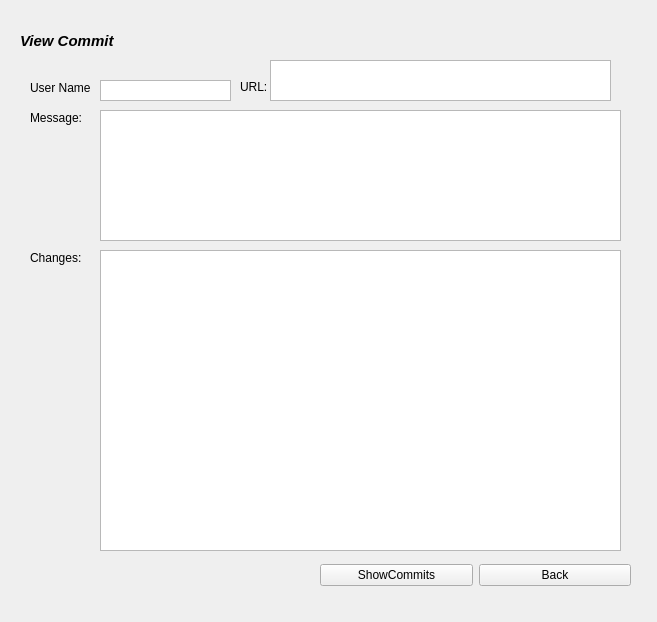
Before: the Qt Designer form CSCI334/viewcommit.ui in mreidss/CSCI334, drawn with Qt 5.
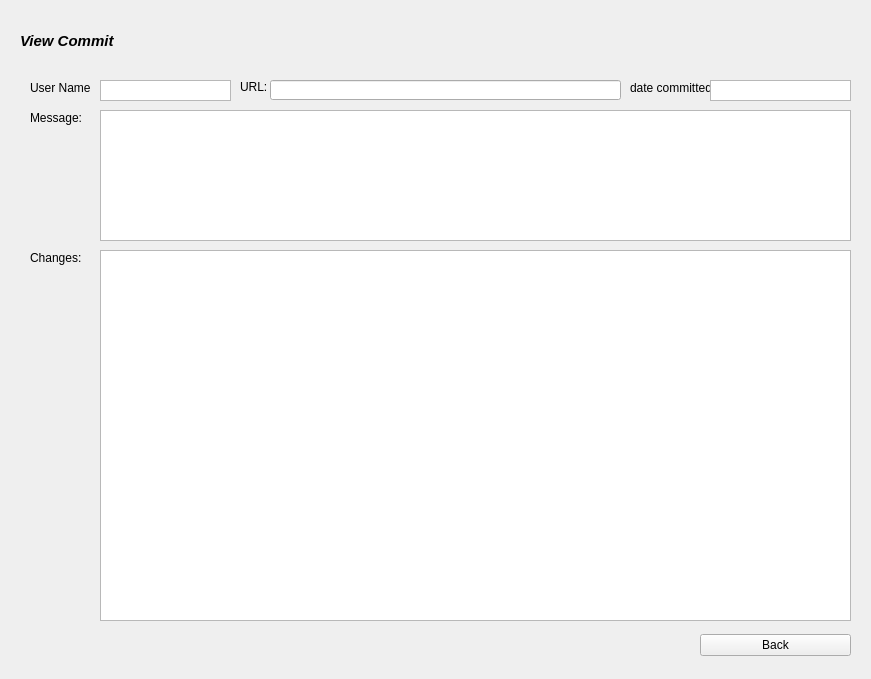
After: the same form once the commit is applied.

Patch:
```diff
--- a/CSCI334/viewcommit.ui
+++ b/CSCI334/viewcommit.ui
@@ -6,8 +6,8 @@
    <rect>
     <x>0</x>
     <y>0</y>
-    <width>657</width>
-    <height>622</height>
+    <width>871</width>
+    <height>679</height>
    </rect>
   </property>
   <property name="windowTitle">
@@ -105,22 +105,12 @@
     </rect>
    </property>
   </widget>
-  <widget class="QListWidget" name="url">
-   <property name="geometry">
-    <rect>
-     <x>270</x>
-     <y>60</y>
-     <width>341</width>
-     <height>41</height>
-    </rect>
-   </property>
-  </widget>
   <widget class="QListWidget" name="message">
    <property name="geometry">
     <rect>
      <x>100</x>
      <y>110</y>
-     <width>521</width>
+     <width>751</width>
      <height>131</height>
     </rect>
    </property>
@@ -130,28 +120,21 @@
     <rect>
      <x>100</x>
      <y>250</y>
-     <width>521</width>
-     <height>301</height>
+     <width>751</width>
+     <height>371</height>
     </rect>
    </property>
   </widget>
   <widget class="QWidget" name="layoutWidget">
    <property name="geometry">
     <rect>
-     <x>320</x>
-     <y>550</y>
-     <width>311</width>
+     <x>700</x>
+     <y>620</y>
+     <width>151</width>
      <height>51</height>
     </rect>
    </property>
    <layout class="QHBoxLayout" name="horizontalLayout">
-    <item>
-     <widget class="QPushButton" name="Show">
-      <property name="text">
-       <string>ShowCommits</string>
-      </property>
-     </widget>
-    </item>
     <item>
      <widget class="QPushButton" name="Back">
       <property name="text">
@@ -161,6 +144,42 @@
     </item>
    </layout>
   </widget>
+  <widget class="QLineEdit" name="url">
+   <property name="geometry">
+    <rect>
+     <x>270</x>
+     <y>80</y>
+     <width>351</width>
+     <height>20</height>
+    </rect>
+   </property>
+   <property name="text">
+    <string/>
+   </property>
+  </widget>
+  <widget class="QLabel" name="label_6">
+   <property name="geometry">
+    <rect>
+     <x>630</x>
+     <y>80</y>
+     <width>81</width>
+     <height>16</height>
+    </rect>
+   </property>
+   <property name="text">
+    <string>date committed:</string>
+   </property>
+  </widget>
+  <widget class="QListWidget" name="date">
+   <property name="geometry">
+    <rect>
+     <x>710</x>
+     <y>80</y>
+     <width>141</width>
+     <height>21</height>
+    </rect>
+   </property>
+  </widget>
  </widget>
  <resources/>
  <connections/>
```
